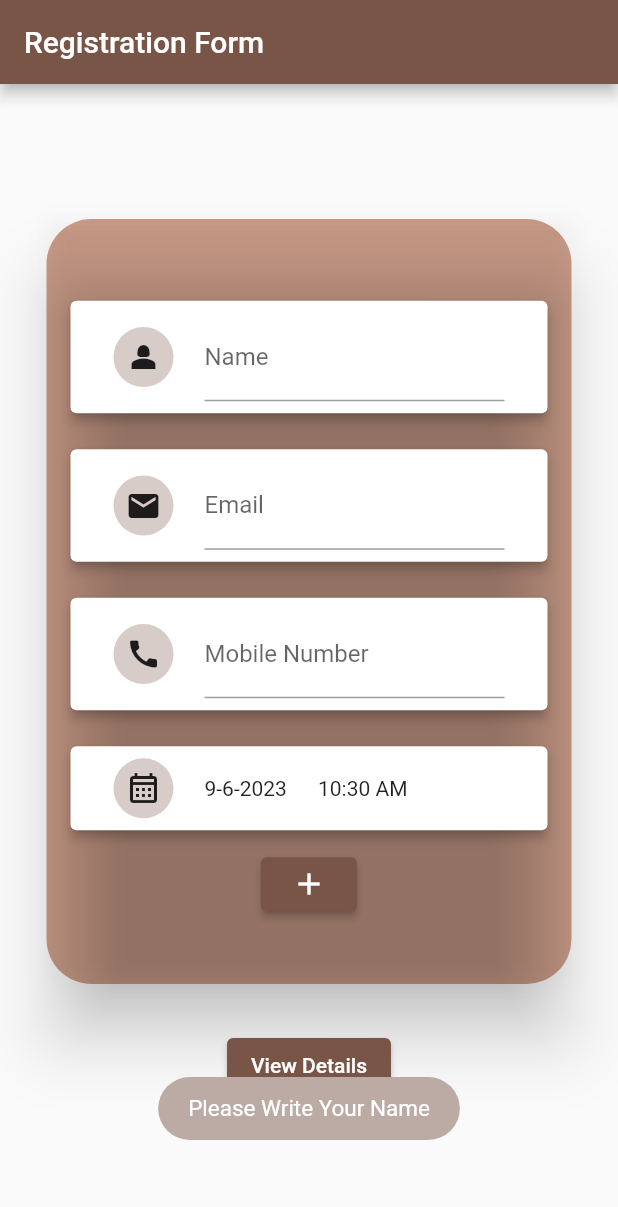
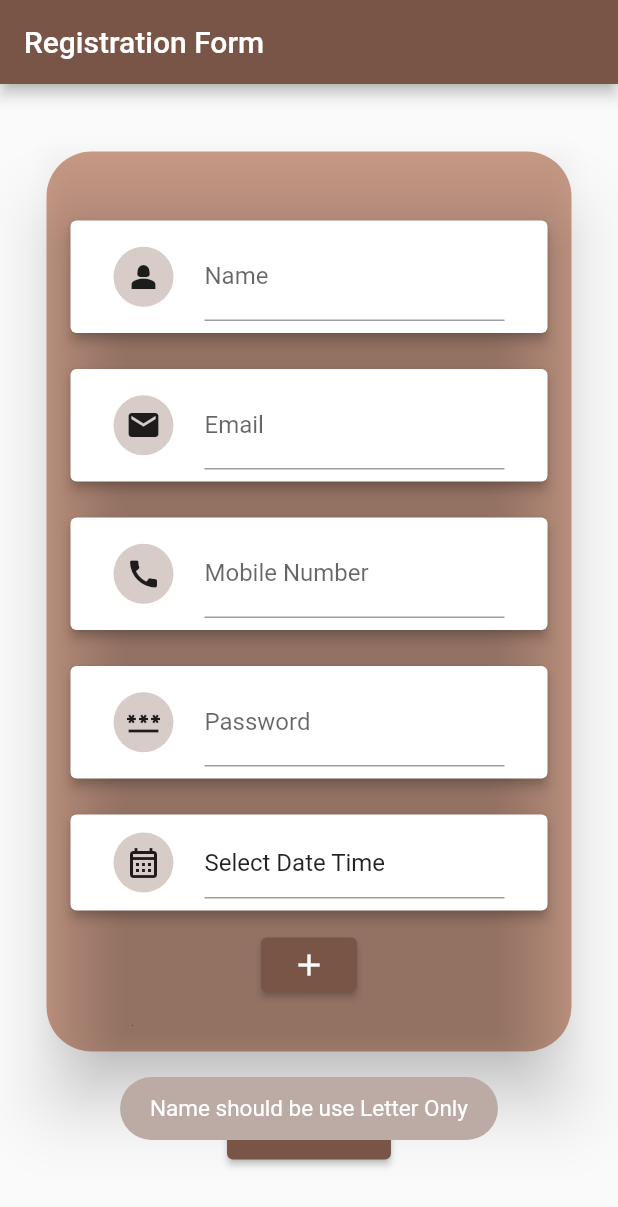
Before and after one commit to SKeval/Registration-with-Authentication-UI, a Flutter app: the screen it shows after launch, after a tap on the "add" icon, on a phone screen of 412 x 824 dp. Shown: the top 1207 px of the screen. Run offline on Flutter 3.47's test engine with Material 2 defaults, Android fonts, the phone set to English and light mode, and no system bars; our stand-ins replace fluttertoast.

Commit message:
password

```diff
--- a/lib/Common/Txtfield.dart
+++ b/lib/Common/Txtfield.dart
@@ -11,15 +11,22 @@ class Txtfield extends StatefulWidget {
   String? hint;
   String? label;
   DateTime? date;
+  bool isVisible;
+  bool pass;
+  VoidCallback? onTap;
 
-  Txtfield(
-      {super.key,
-      this.label,
-      this.hint,
-      this.keyboard = TextInputType.text,
-      this.icon,
-      this.date,
-      this.controller});
+  Txtfield({
+    super.key,
+    this.label,
+    this.isVisible = false,
+    this.hint,
+    this.keyboard = TextInputType.text,
+    this.icon,
+    this.date,
+    this.controller,
+    this.onTap,
+    this.pass = false,
+  });
 
   @override
   State<Txtfield> createState() => _TxtfieldState();
@@ -46,35 +53,10 @@ class _TxtfieldState extends State<Txtfield> {
                       width: 200,
                       child: widget.date == null
                           ? TextField(
+                              obscureText: widget.pass,
+                              onTap: widget.onTap,
+                              readOnly: widget.isVisible,
                               controller: widget.controller,
-                              onSubmitted: (value) {
-                                if (value.isEmpty) {
-                                  showMsg("Please Enter ${widget.label}");
-                                  return;
-                                }
-                              },
-                              onEditingComplete: () {
-                                if (widget.keyboard == TextInputType.number) {
-                                  if (widget.controller!.text
-                                      .contains(RegExp(r'[a-z A-Z]'))) {
-                                    showMsg("Please Enter Number Only");
-                                  }
-                                }
-                                if (widget.keyboard == TextInputType.text) {
-                                  if (widget.controller!.text
-                                      .contains(RegExp(r'[0-9]'))) {
-                                    showMsg("Please Enter Letter Only");
-                                  }
-                                }
-                                if (widget.keyboard ==
-                                    TextInputType.emailAddress) {
-                                  if (widget.controller!.text
-                                      .contains(RegExp(r'[a-z@A-Z]'))) {
-                                  } else {
-                                    showMsg("Please Enter Valid Email Address");
-                                  }
-                                }
-                              },
                               keyboardType: widget.keyboard,
                               decoration: InputDecoration(
                                 hintText: widget.hint,
--- /dev/null
+++ b/lib/Common/Validation.dart
@@ -0,0 +1,61 @@
+// ignore_for_file: unused_import, non_constant_identifier_names
+
+import 'package:flutter/material.dart';
+import 'package:profilelists/Common/ShowMsg.dart';
+import 'package:profilelists/Page1.dart';
+
+bool validate(String value, valuetype type) {
+  String regName = '[a-zA-Z]';
+  String regNumber = r'(^(?:[+0]9)?[0-9]{10,12}$)';
+  String regMail =
+      r"^[a-zA-Z0-9.a-zA-Z0-9.!#$%&'*+-/=?^_`{|}~]+@[a-zA-Z0-9]+\.[a-zA-Z]+";
+  String regPassword =
+      r'^(?=.*?[A-Z])(?=.*?[a-z])(?=.*?[0-9])(?=.*?[!@#\$&*~]).{8,}$';
+  bool isvalid = true;
+  switch (type) {
+    case valuetype.name:
+      if (value.isEmpty) {
+        showMsg("Name should not be Empty");
+        isvalid = false;
+      }
+      if (!RegExp(regName).hasMatch(value)) {
+        showMsg("Name should be use Letter Only");
+        isvalid = false;
+      }
+      break;
+
+    case valuetype.email:
+      if (value.isEmpty) {
+        showMsg("Email should not be Empty");
+        isvalid = false;
+      }
+      if (!RegExp(regMail).hasMatch(value)) {
+        showMsg("Email should contain '@' and '.' at Perfect Place ");
+        isvalid = false;
+      }
+    case valuetype.phone:
+      if (value.isEmpty) {
+        showMsg("Mobile Number should not be Empty");
+        isvalid = false;
+      }
+      if (!RegExp(regNumber).hasMatch(value)) {
+        showMsg("Mobile Number should contain only Numbers");
+        isvalid = false;
+      }
+    case valuetype.password:
+      if (value.isEmpty) {
+        showMsg("Password should not be Empty");
+        isvalid = false;
+      }
+      if (!RegExp(regPassword).hasMatch(value)) {
+        showMsg(
+            "Password Should contain at least One upper case, One lower case, One digit, One Special character, 8 characters in length");
+        isvalid = false;
+      }
+      break;
+    default:
+      isvalid = true;
+  }
+
+  return isvalid;
+}
--- a/lib/Model.dart
+++ b/lib/Model.dart
@@ -8,5 +8,7 @@ class Model {
   String email;
   DateTime birthdate;
   TimeOfDay time;
-  Model(this.name, this.number, this.email, this.birthdate, this.time);
+  String password;
+  Model(this.name, this.number, this.email, this.birthdate, this.time,
+      this.password);
 }
--- a/lib/Page1.dart
+++ b/lib/Page1.dart
@@ -1,11 +1,16 @@
 // ignore_for_file: must_call_super, duplicate_ignore, file_names, non_constant_identifier_names
+
+import 'dart:math';
 
 import 'package:flutter/material.dart';
 import 'package:intl/intl.dart';
 import 'package:profilelists/Common/ShowMsg.dart';
 import 'package:profilelists/Common/Txtfield.dart';
+import 'package:profilelists/Common/Validation.dart';
 import 'package:profilelists/Model.dart';
 import 'package:profilelists/Page2.dart';
+
+enum valuetype { name, email, password, phone, birthdate }
 
 class Page1 extends StatefulWidget {
   const Page1({super.key});
@@ -19,20 +24,32 @@ class _Page1State extends State<Page1> {
   TextEditingController namecon = TextEditingController();
   TextEditingController emailcon = TextEditingController();
   TextEditingController numbercon = TextEditingController();
+  TextEditingController passcon = TextEditingController();
+  TextEditingController datercon =
+      TextEditingController(text: 'Select Date Time');
   DateTime date = DateTime.now();
   TimeOfDay time = TimeOfDay.now();
-
-  String Dateformat(DateTime date) {
-    DateFormat formatter = DateFormat('dd-MMM-yyyy    h : m : s');
-    return formatter.format(date);
-  }
 
   choosetime(BuildContext context) async {
     await showTimePicker(context: context, initialTime: TimeOfDay.now())
         .then((value) {
       time = value!;
+      setState(() {
+        datercon.text = setText(date, time);
+      });
     });
     ;
+  }
+
+  String setText(DateTime date, TimeOfDay time) {
+    DateFormat formatter = DateFormat('dd-MMM-yyyy');
+    formatter.format(date);
+    time.format(context);
+
+    String ans =
+        '${date.day}-${date.month}-${date.year}  ${time.format(context)}';
+
+    return ans;
   }
 
   chooseDate(BuildContext context) async {
@@ -43,6 +60,7 @@ class _Page1State extends State<Page1> {
             lastDate: DateTime.now())
         .then((value) {
       date = value!;
+      choosetime(context);
     });
   }
 
@@ -52,6 +70,7 @@ class _Page1State extends State<Page1> {
     namecon.dispose();
     emailcon.dispose();
     numbercon.dispose();
+    datercon.dispose();
   }
 
   @override
@@ -66,11 +85,11 @@ class _Page1State extends State<Page1> {
             mainAxisAlignment: MainAxisAlignment.center,
             children: [
               Container(
-                decoration: BoxDecoration(
+                decoration: const BoxDecoration(
                     color: Color.fromARGB(255, 202, 156, 136),
                     borderRadius: BorderRadius.all(Radius.circular(30))),
                 width: 350,
-                height: 510,
+                height: 600,
                 child: Card(
                   color: Colors.transparent,
                   elevation: 20,
@@ -98,75 +117,47 @@ class _Page1State extends State<Page1> {
                         keyboard: TextInputType.number,
                         icon: Icons.call,
                       ),
-                      Padding(
-                        padding: const EdgeInsets.all(8.0),
-                        child: Card(
-                          elevation: 3,
-                          child: Padding(
-                            padding: const EdgeInsets.all(8.0),
-                            child: Row(
-                              mainAxisAlignment: MainAxisAlignment.spaceEvenly,
-                              children: [
-                                const CircleAvatar(
-                                  child: Icon(Icons.calendar_month_outlined),
+                      Txtfield(
+                        label: "Password",
+                        hint: "Enter Your Password",
+                        controller: passcon,
+                        icon: Icons.password,
+                        pass: true,
                       ),
-                                SizedBox(
-                                  width: 200,
-                                  child: InkWell(
+                      Txtfield(
                         onTap: () {
                           setState(() {
-                                          choosetime(context);
                             chooseDate(context);
                           });
                         },
-                                      child: Text(
-                                          "${date.day}-${date.month}-${date.year}      ${time.format(context)}")),
-                                )
-                              ],
-                            ),
-                          ),
-                        ),
+                        isVisible: true,
+                        icon: Icons.calendar_month_outlined,
+                        controller: datercon,
                       ),
                       ElevatedButton(
                           onPressed: () {
-                            setState(() {
-                              if (namecon.text.isNotEmpty) {
-                                if (namecon.text.contains(r'[0-9]')) {
-                                  showMsg("Please Write Your Name Correctly");
-                                  return;
-                                }
+                            if (!validate(
+                                namecon.text.trim(), valuetype.name)) {
+                              print("Data Not Valid");
+                            } else if (!validate(
+                                emailcon.text.trim(), valuetype.email)) {
+                              print("Data Not Valid");
+                            } else if (!validate(
+                                numbercon.text.trim(), valuetype.phone)) {
+                              print("Data Not Valid");
+                            } else if (!validate(
+                                passcon.text.trim(), valuetype.password)) {
+                              print("Data Not Valid");
                             } else {
-                                showMsg("Please Write Your Name");
-                                return;
-                              }
-                              if (emailcon.text.isNotEmpty) {
-                              } else {
-                                showMsg("Please Write Your Email");
-                                return;
-                              }
-                              if (numbercon.text.isNotEmpty) {
-                                if (namecon.text.contains(r'[a-z A-Z]')) {
-                                  showMsg(
-                                      "Please Write Your Mobile Number Correctly");
-                                  return;
-                                }
-                              } else {
-                                showMsg("Please Write Your Mobile Number");
-                                return;
-                              }
-
                               showMsg("Value Added !!");
                               model.add(Model(namecon.text, numbercon.text,
-                                  emailcon.text, date, time));
+                                  emailcon.text, date, time, passcon.text));
                               namecon.clear();
                               numbercon.clear();
                               emailcon.clear();
                               date = DateTime.now();
                               time = TimeOfDay.now();
-                              // Navigator.of(context).push(MaterialPageRoute(
-                              //   builder: (context) => Page2(model: model),
-                              // ));
-                            });
+                            }
                           },
                           child: const Icon(Icons.add)),
                     ],
--- a/lib/Page2.dart
+++ b/lib/Page2.dart
@@ -75,6 +75,7 @@ class _Page2State extends State<Page2> {
                                     raw(title: "Mobile No : "),
                                     raw(title: "Email : "),
                                     raw(title: "Birth Date : "),
+                                    raw(title: "Password : "),
                                   ],
                                 ),
                                 Column(
@@ -86,6 +87,7 @@ class _Page2State extends State<Page2> {
                                     raw(
                                         title:
                                             "${Dateformat(widget.model[index].birthdate)}    ${widget.model[index].time.format(context)}"),
+                                    raw(title: widget.model[index].password),
                                   ],
                                 ),
                               ],
--- a/lib/Splash_Screen.dart
+++ b/lib/Splash_Screen.dart
@@ -2,6 +2,7 @@ import 'dart:async';
 
 import 'package:flutter/material.dart';
 import 'package:profilelists/Page1.dart';
+import 'package:profilelists/login.dart';
 
 class SplashScreen extends StatefulWidget {
   const SplashScreen({super.key});
```
Also changed, not shown: lib/login.dart (added, +121 -0 lines). Lines whose indentation alone changed are shown as unchanged.
